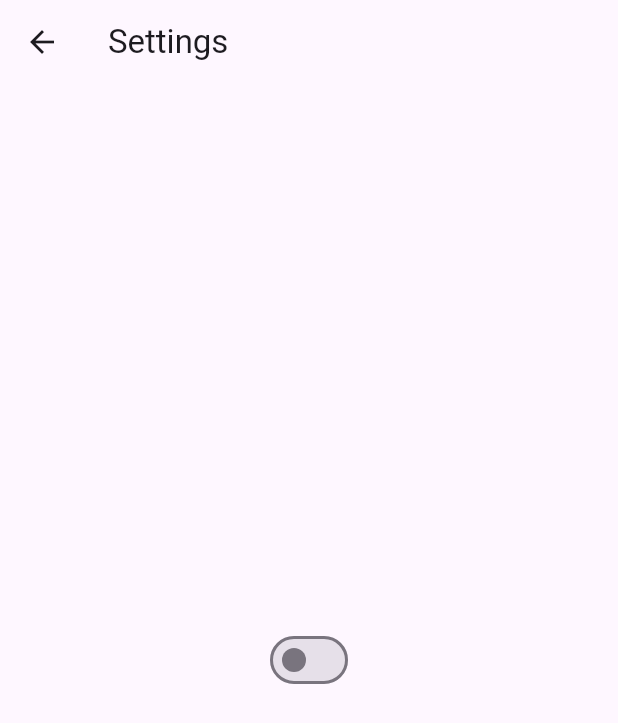
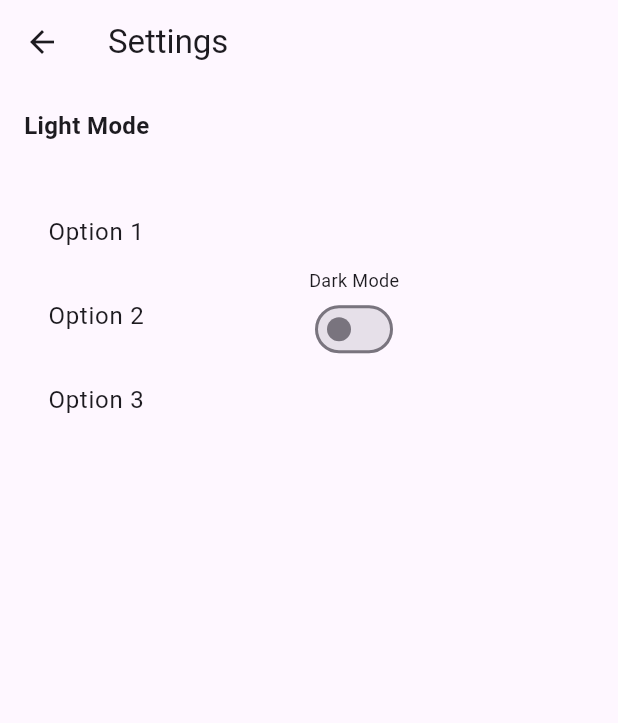
Before and after one commit to ITECH3208andITECH3209feduni/project-repository-body-check-app, a Flutter app: the screen it shows after launch, after a tap on "Settings", on a phone screen of 412 x 824 dp. Shown: the top 723 px of the screen. Run offline on Flutter 3.47's test engine with Material 3 defaults, Android fonts, the light colour scheme and no system bars.

Commit message:
Added scheduling body check functionality

```diff
--- a/lib/main.dart
+++ b/lib/main.dart
@@ -1,7 +1,7 @@
 import 'package:flutter/material.dart';
 
 void main() {
-  runApp(MyApp());
+  runApp(MyApp()); // Change this to MyApp
 }
 
 class MyApp extends StatefulWidget {
@@ -26,6 +26,7 @@ class _MyAppState extends State<MyApp> {
       home: HomeScreen(toggleTheme: toggleTheme),
       routes: {
         '/create': (context) => CreatePage(),
+        '/schedule': (context) => SchedulePage(),
       },
     );
   }
@@ -60,7 +61,18 @@ class HomeScreen extends StatelessWidget {
             ),
             ElevatedButton(
               onPressed: () {
-                Navigator.push(context, MaterialPageRoute(builder: (context) => SettingsPage(toggleTheme: toggleTheme)));
+                Navigator.pushNamed(context, '/schedule');
+              },
+              child: Text('Schedule'),
+            ),
+            ElevatedButton(
+              onPressed: () {
+                Navigator.push(
+                  context,
+                  MaterialPageRoute(
+                    builder: (context) => SettingsPage(toggleTheme: toggleTheme), // Pass toggleTheme here
+                  ),
+                );
               },
               child: Text('Settings'),
             ),
@@ -70,6 +82,7 @@ class HomeScreen extends StatelessWidget {
     );
   }
 }
+
 
 class CreatePage extends StatefulWidget {
   @override
@@ -232,16 +245,123 @@ class _CreatePageState extends State<CreatePage> {
   }
 }
 
-class SettingsPage extends StatelessWidget {
+
+class SettingsPage extends StatefulWidget {
   final VoidCallback toggleTheme;
 
   SettingsPage({required this.toggleTheme});
 
   @override
+  _SettingsPageState createState() => _SettingsPageState();
+}
+
+
+
+class _SettingsPageState extends State<SettingsPage> {
+  Brightness _currentBrightness = Brightness.light;
+
+   void toggleTheme() {
+    setState(() {
+      _currentBrightness =
+          (_currentBrightness == Brightness.light) ? Brightness.dark : Brightness.light;
+    });
+  }
+
+  @override
+  Widget build(BuildContext context) {
+    ThemeData _currentTheme = ThemeData(brightness: _currentBrightness);
+
+    return MaterialApp(
+      theme: _currentTheme,
+      home: Scaffold(
+        appBar: AppBar(
+          title: Text('Settings'),
+          leading: IconButton(
+            icon: Icon(Icons.arrow_back),
+            onPressed: () {
+              Navigator.pop(context); // Navigate back to the previous screen
+            },
+          ),
+        ),
+        body: Column(
+          crossAxisAlignment: CrossAxisAlignment.start,
+          children: [
+            Padding(
+              padding: EdgeInsets.all(16),
+              child: Text(
+                _currentBrightness == Brightness.dark ? 'Dark Mode' : 'Light Mode',
+                style: TextStyle(fontSize: 16, fontWeight: FontWeight.bold),
+              ),
+            ),
+            Row(
+              mainAxisAlignment: MainAxisAlignment.spaceBetween,
+              children: [
+                Expanded(
+                  child: Padding(
+                    padding: EdgeInsets.all(16),
+                    child: Column(
+                      crossAxisAlignment: CrossAxisAlignment.start,
+                      children: [
+                        ListTile(title: Text('Option 1')),
+                        ListTile(title: Text('Option 2')),
+                        ListTile(title: Text('Option 3')),
+                      ],
+                    ),
+                  ),
+                ),
+                Expanded(
+                  child: Column(
+                    crossAxisAlignment: CrossAxisAlignment.start,
+                    children: [
+                      Text(
+                        _currentBrightness == Brightness.dark ? 'Light Mode' : 'Dark Mode',
+                        style: TextStyle(fontSize: 12, fontWeight: FontWeight.normal),
+                      ),
+                      Switch(
+                        value: _currentBrightness == Brightness.dark,
+                        onChanged: (value) {
+                          toggleTheme();
+                        },
+                      ),
+                    ],
+                  ),
+                ),
+              ],
+            ),
+          ],
+        ),
+      ),
+    );
+  }
+}
+
+class SchedulePage extends StatefulWidget {
+  @override
+  _SchedulePageState createState() => _SchedulePageState();
+}
+
+class _SchedulePageState extends State<SchedulePage> {
+  int _selectedOption = 1;
+  TimeOfDay _selectedTime = TimeOfDay.now();
+
+  void _selectTime(BuildContext context) async {
+    final TimeOfDay? newTime = await showTimePicker(
+      context: context,
+      initialTime: _selectedTime,
+    );
+
+    if (newTime != null) {
+      setState(() {
+        _selectedTime = newTime;
+      });
+    }
+  }
+
+  @override
   Widget build(BuildContext context) {
     return Scaffold(
       appBar: AppBar(
-        title: Text('Settings'),
+        title: Text('Schedule Body Checks'),
         leading: IconButton(
           icon: Icon(Icons.arrow_back),
           onPressed: () {
@@ -249,15 +369,57 @@ class SettingsPage extends StatelessWidget {
           },
         ),
       ),
-      body: Center(
+      body: Padding(
+        padding: const EdgeInsets.all(20.0),
         child: Column(
-          mainAxisAlignment: MainAxisAlignment.center,
+          crossAxisAlignment: CrossAxisAlignment.start,
           children: [
-            Switch(
-              value: Theme.of(context).brightness == Brightness.dark,
-              onChanged: (value) {
-                toggleTheme();
+            Text(
+              'Select Option:',
+              style: TextStyle(fontSize: 16, fontWeight: FontWeight.bold),
+            ),
+            DropdownButton<int>(
+              value: _selectedOption,
+              onChanged: (int? newValue) {
+                setState(() {
+                  _selectedOption = newValue!;
+                });
               },
+              items: <int>[1, 2, 3, 4].map((int value) {
+                return DropdownMenuItem<int>(
+                  value: value,
+                  child: Text('Option $value'),
+                );
+              }).toList(),
+            ),
+            SizedBox(height: 20),
+            Text(
+              'Select Time:',
+              style: TextStyle(fontSize: 16, fontWeight: FontWeight.bold),
+            ),
+            InkWell(
+              onTap: () {
+                _selectTime(context);
+              },
+              child: Row(
+                children: [
+                  Icon(Icons.access_time),
+                  SizedBox(width: 10),
+                  Text(
+                    _selectedTime.format(context),
+                    style: TextStyle(fontSize: 16),
+                  ),
+                ],
+              ),
+            ),
+            SizedBox(height: 20),
+            ElevatedButton(
+              onPressed: () {
+                // Implement your scheduling logic here
+                print('Selected Option: $_selectedOption');
+                print('Selected Time: ${_selectedTime.format(context)}');
+              },
+              child: Text('Confirm'),
             ),
           ],
         ),
```
